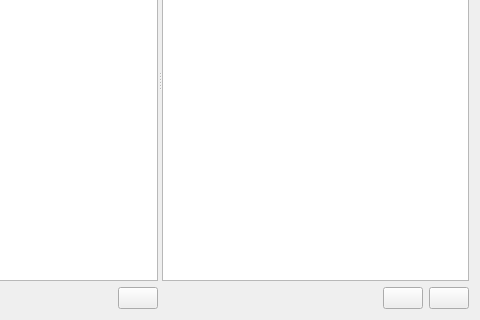
seounghun-chung/4uwingnet, file pydevtoolplatform/qtdesign/testview.ui: the form before one commit; both pictures show x 160 to 640 and y 160 to 480 of the 640 by 480 pixel window.
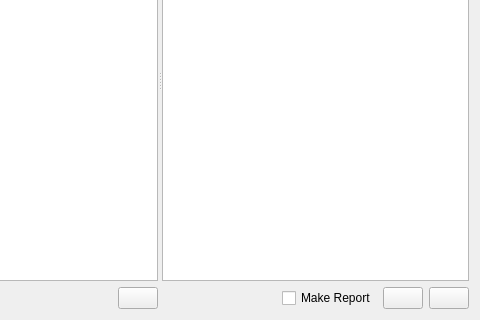
The form after the commit.

Commit message: [pytool] selectable report make

What changed in the file:
```diff
--- a/pydevtoolplatform/qtdesign/testview.ui
+++ b/pydevtoolplatform/qtdesign/testview.ui
@@ -19,7 +19,7 @@
      <property name="orientation">
       <enum>Qt::Horizontal</enum>
      </property>
-     <widget class="QWidget" name="">
+     <widget class="QWidget" name="layoutWidget">
       <layout class="QVBoxLayout" name="verticalLayout">
        <item>
         <widget class="QLabel" name="label">
@@ -61,7 +61,7 @@
        </item>
       </layout>
      </widget>
-     <widget class="QWidget" name="">
+     <widget class="QWidget" name="layoutWidget">
       <layout class="QVBoxLayout" name="verticalLayout_2">
        <item>
         <widget class="QLabel" name="label_2">
@@ -95,6 +95,13 @@
            </property>
           </spacer>
          </item>
+         <item>
+          <widget class="QCheckBox" name="checkBox">
+           <property name="text">
+            <string>Make Report</string>
+           </property>
+          </widget>
+         </item>
          <item>
           <widget class="QPushButton" name="btnDel">
            <property name="text">
```
Left out of the diff: 3 changed lines with no effect on the pictures. The commit also changes 6 other files.
